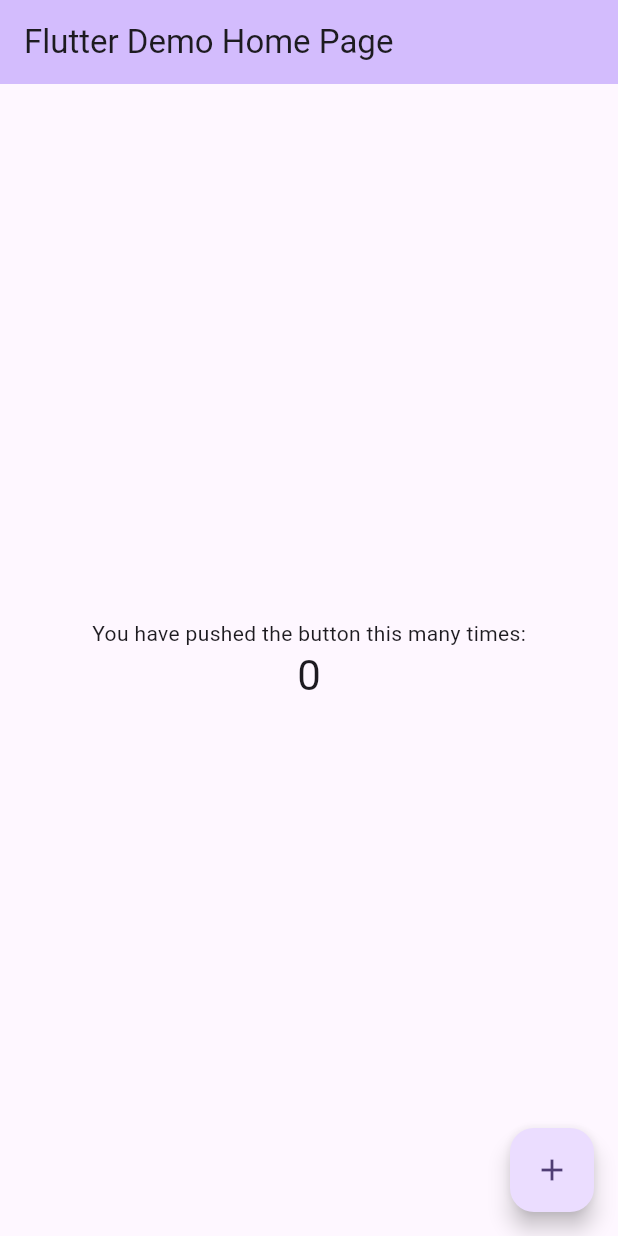
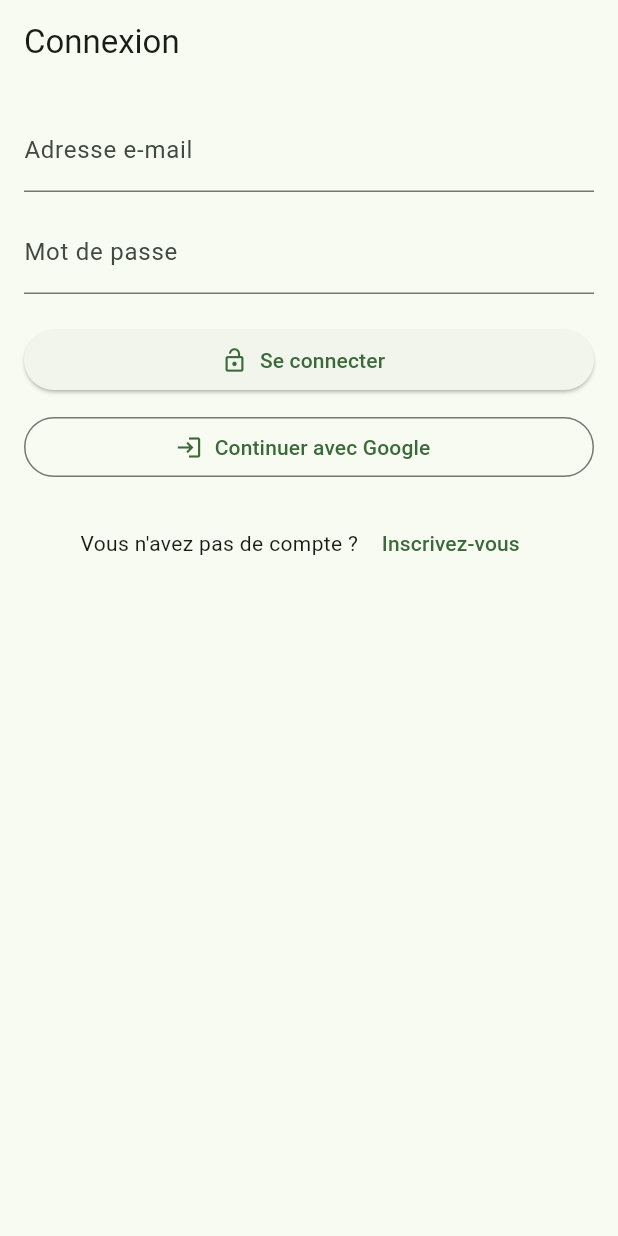
Before and after one commit to amira-rais/Santesynchro, a Flutter app: the screen it shows after launch, on a phone screen of 412 x 824 dp. Run offline on Flutter 3.47's test engine with Material 3 defaults, Android fonts, the phone set to English and light mode, and no system bars; our stand-ins replace firebase_auth, firebase_core, google_sign_in; accounts and stored records are empty.

Commit message:
premiers pas du Frontend : Login-signup

```diff
--- a/frontend/lib/main.dart
+++ b/frontend/lib/main.dart
@@ -1,122 +1,33 @@
 import 'package:flutter/material.dart';
+import 'package:firebase_core/firebase_core.dart';
+import 'package:frontend/screens/login_screen.dart';
+import 'package:frontend/screens/meals_screen.dart';
+import 'package:frontend/screens/signup_screen.dart';
 
-void main() {
-  runApp(const MyApp());
+void main() async {
+  WidgetsFlutterBinding.ensureInitialized();
+  await Firebase.initializeApp();
+  runApp(const SanteSynchroApp());
 }
 
-class MyApp extends StatelessWidget {
-  const MyApp({super.key});
+class SanteSynchroApp extends StatelessWidget {
+  const SanteSynchroApp({super.key});
 
-  // This widget is the root of your application.
   @override
   Widget build(BuildContext context) {
     return MaterialApp(
-      title: 'Flutter Demo',
+      title: 'SantéSynchro',
+      debugShowCheckedModeBanner: false,
       theme: ThemeData(
-        // This is the theme of your application.
-        //
-        // TRY THIS: Try running your application with "flutter run". You'll see
-        // the application has a purple toolbar. Then, without quitting the app,
-        // try changing the seedColor in the colorScheme below to Colors.green
-        // and then invoke "hot reload" (save your changes or press the "hot
-        // reload" button in a Flutter-supported IDE, or press "r" if you used
-        // the command line to start the app).
-        //
-        // Notice that the counter didn't reset back to zero; the application
-        // state is not lost during the reload. To reset the state, use hot
-        // restart instead.
-        //
-        // This works for code too, not just values: Most code changes can be
-        // tested with just a hot reload.
-        colorScheme: .fromSeed(seedColor: Colors.deepPurple),
+        useMaterial3: true,
+        colorSchemeSeed: Colors.green,
       ),
-      home: const MyHomePage(title: 'Flutter Demo Home Page'),
+      initialRoute: '/login',
+      routes: {
+        '/login': (_) => const LoginScreen(),
+        '/signup': (_) => const SignupScreen(),
+        '/meals': (_) => const MealsScreen(),
+      },
     );
   }
 }
-
-class MyHomePage extends StatefulWidget {
-  const MyHomePage({super.key, required this.title});
-
-  // This widget is the home page of your application. It is stateful, meaning
-  // that it has a State object (defined below) that contains fields that affect
-  // how it looks.
-
-  // This class is the configuration for the state. It holds the values (in this
-  // case the title) provided by the parent (in this case the App widget) and
-  // used by the build method of the State. Fields in a Widget subclass are
-  // always marked "final".
-
-  final String title;
-
-  @override
-  State<MyHomePage> createState() => _MyHomePageState();
-}
-
-class _MyHomePageState extends State<MyHomePage> {
-  int _counter = 0;
-
-  void _incrementCounter() {
-    setState(() {
-      // This call to setState tells the Flutter framework that something has
-      // changed in this State, which causes it to rerun the build method below
-      // so that the display can reflect the updated values. If we changed
-      // _counter without calling setState(), then the build method would not be
-      // called again, and so nothing would appear to happen.
-      _counter++;
-    });
-  }
-
-  @override
-  Widget build(BuildContext context) {
-    // This method is rerun every time setState is called, for instance as done
-    // by the _incrementCounter method above.
-    //
-    // The Flutter framework has been optimized to make rerunning build methods
-    // fast, so that you can just rebuild anything that needs updating rather
-    // than having to individually change instances of widgets.
-    return Scaffold(
-      appBar: AppBar(
-        // TRY THIS: Try changing the color here to a specific color (to
-        // Colors.amber, perhaps?) and trigger a hot reload to see the AppBar
-        // change color while the other colors stay the same.
-        backgroundColor: Theme.of(context).colorScheme.inversePrimary,
-        // Here we take the value from the MyHomePage object that was created by
-        // the App.build method, and use it to set our appbar title.
-        title: Text(widget.title),
-      ),
-      body: Center(
-        // Center is a layout widget. It takes a single child and positions it
-        // in the middle of the parent.
-        child: Column(
-          // Column is also a layout widget. It takes a list of children and
-          // arranges them vertically. By default, it sizes itself to fit its
-          // children horizontally, and tries to be as tall as its parent.
-          //
-          // Column has various properties to control how it sizes itself and
-          // how it positions its children. Here we use mainAxisAlignment to
-          // center the children vertically; the main axis here is the vertical
-          // axis because Columns are vertical (the cross axis would be
-          // horizontal).
-          //
-          // TRY THIS: Invoke "debug painting" (choose the "Toggle Debug Paint"
-          // action in the IDE, or press "p" in the console), to see the
-          // wireframe for each widget.
-          mainAxisAlignment: .center,
-          children: [
-            const Text('You have pushed the button this many times:'),
-            Text(
-              '$_counter',
-              style: Theme.of(context).textTheme.headlineMedium,
-            ),
-          ],
-        ),
-      ),
-      floatingActionButton: FloatingActionButton(
-        onPressed: _incrementCounter,
-        tooltip: 'Increment',
-        child: const Icon(Icons.add),
-      ),
-    );
-  }
-}
--- a/frontend/lib/screens/login_screen.dart
+++ b/frontend/lib/screens/login_screen.dart
@@ -0,0 +1,112 @@
+import 'dart:convert';
+import 'package:flutter/material.dart';
+import 'package:firebase_auth/firebase_auth.dart';
+import 'package:google_sign_in/google_sign_in.dart';
+import 'package:http/http.dart' as http;
+
+class LoginScreen extends StatefulWidget {
+  const LoginScreen({super.key});
+  @override
+  State<LoginScreen> createState() => _LoginScreenState();
+}
+
+class _LoginScreenState extends State<LoginScreen> {
+  final _formKey = GlobalKey<FormState>();
+  final _emailCtrl = TextEditingController();
+  final _pwdCtrl = TextEditingController();
+  bool _loading = false;
+
+  Future<void> _loginEmail() async {
+    if (!_formKey.currentState!.validate()) return;
+    setState(() => _loading = true);
+    try {
+      await FirebaseAuth.instance.signInWithEmailAndPassword(
+        email: _emailCtrl.text.trim(),
+        password: _pwdCtrl.text.trim(),
+      );
+      // Appel backend (optionnel ici) puis navigation
+      if (!mounted) return;
+      Navigator.pushReplacementNamed(context, '/meals');
+    } on FirebaseAuthException catch (e) {
+      ScaffoldMessenger.of(context).showSnackBar(
+        SnackBar(content: Text(e.message ?? 'Échec de connexion')),
+      );
+    } finally {
+      if (mounted) setState(() => _loading = false);
+    }
+  }
+
+  Future<void> _loginGoogle() async {
+    setState(() => _loading = true);
+    try {
+      final googleUser = await GoogleSignIn().signIn();
+      if (googleUser == null) { setState(() => _loading = false); return; }
+      final googleAuth = await googleUser.authentication;
+      final cred = GoogleAuthProvider.credential(
+          idToken: googleAuth.idToken, accessToken: googleAuth.accessToken);
+      await FirebaseAuth.instance.signInWithCredential(cred);
+      if (!mounted) return;
+      Navigator.pushReplacementNamed(context, '/meals');
+    } catch (e) {
+      if (!mounted) return;
+      ScaffoldMessenger.of(context).showSnackBar(SnackBar(content: Text('Google: $e')));
+    } finally {
+      if (mounted) setState(() => _loading = false);
+    }
+  }
+
+  @override
+  Widget build(BuildContext context) {
+    return Scaffold(
+      appBar: AppBar(title: const Text('Connexion')),
+      body: Padding(
+        padding: const EdgeInsets.all(16.0),
+        child: _loading
+            ? const Center(child: CircularProgressIndicator())
+            : Form(
+          key: _formKey,
+          child: ListView(
+            children: [
+              TextFormField(
+                controller: _emailCtrl,
+                decoration: const InputDecoration(labelText: 'Adresse e‑mail'),
+                keyboardType: TextInputType.emailAddress,
+                validator: (v) => (v == null || v.trim().isEmpty) ? 'E‑mail requis' : null,
+              ),
+              const SizedBox(height: 12),
+              TextFormField(
+                controller: _pwdCtrl,
+                decoration: const InputDecoration(labelText: 'Mot de passe'),
+                obscureText: true,
+                validator: (v) => (v == null || v.trim().length < 6) ? '6 caractères min.' : null,
+              ),
+              const SizedBox(height: 20),
+              ElevatedButton.icon(
+                onPressed: _loginEmail,
+                icon: const Icon(Icons.lock_open),
+                label: const Text('Se connecter'),
+              ),
+              const SizedBox(height: 10),
+              OutlinedButton.icon(
+                onPressed: _loginGoogle,
+                icon: const Icon(Icons.login),
+                label: const Text('Continuer avec Google'),
+              ),
+              const SizedBox(height: 16),
+              Row(
+                mainAxisAlignment: MainAxisAlignment.center,
+                children: [
+                  const Text("Vous n'avez pas de compte ? "),
+                  TextButton(
+                    onPressed: () => Navigator.pushNamed(context, '/signup'),
+                    child: const Text('Inscrivez‑vous'),
+                  ),
+                ],
+              ),
+            ],
+          ),
+        ),
+      ),
+    );
+  }
+}
```
Also changed, not shown: frontend/lib/screens/add_meal_screen.dart (+99 -0 lines), frontend/lib/screens/meals_screen.dart (+114 -0 lines), frontend/lib/screens/signup_screen.dart (+132 -0 lines), frontend/lib/services/api.dart (+57 -0 lines), frontend/pubspec.yaml (+5 -70 lines), frontend/pubspec.lock, 4 other files.
